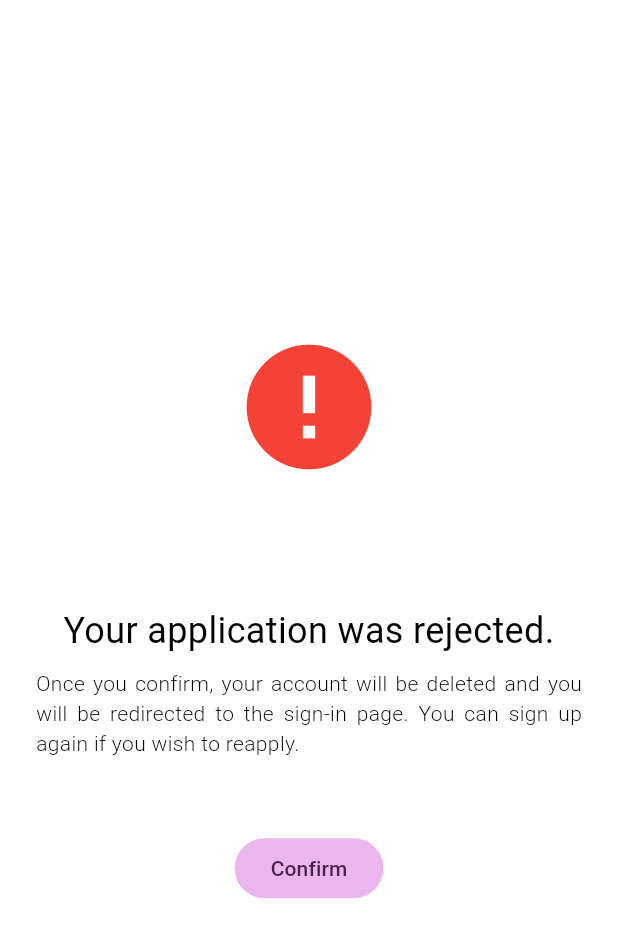
After one commit to sadgezy/cmsc23-project, a Flutter app: the OrgRejectedScreen screen opened directly, after a tap on "Confirm", on a phone screen of 412 x 824 dp. The commit adds this screen. Shown: the top 938 px of the screen. Run offline on Flutter 3.47's test engine with Material 3 defaults, Android fonts, the phone set to English and light mode, and no system bars; our stand-ins replace cloud_firestore, firebase_auth, firebase_core, firebase_storage, image_picker, qr_flutter and 1 more; missing offline and left inert: qr_bar_code_scanner_dialog; accounts and stored records are empty; network calls fail.

Commit message:
reject-org-v2

```diff
--- a/elbi_donation_system/lib/api/firebase_auth_api.dart
+++ b/elbi_donation_system/lib/api/firebase_auth_api.dart
@@ -16,6 +16,22 @@ class FirebaseAuthAPI {
 
   User? getUser() {
     return auth.currentUser;
+  }
+
+  Future<void> deleteAccount() async {
+    try {
+      await auth.currentUser?.delete();
+      print("Deleted Account");
+    } on FirebaseAuthException catch (e) {
+      if (e.code == 'requires-recent-login') {
+        throw Exception(
+            'The user must reauthenticate before this operation can be executed.');
+      } else {
+        throw Exception(e.message);
+      }
+    } catch (e) {
+      throw Exception(e.toString());
+    }
   }
 
   Future<String?> signUp(
--- a/elbi_donation_system/lib/api/firebase_donors_api.dart
+++ b/elbi_donation_system/lib/api/firebase_donors_api.dart
@@ -5,7 +5,7 @@ class FirebaseDonorsAPI {
 
   Future<String> deleteDonor(String? id) async {
     try {
-      await db.collection("donor_view").doc(id).delete();
+      await db.collection("users").doc(id).delete();
       return "Successfully deleted!";
     } on FirebaseException catch (e) {
       return "Error in ${e.code}: ${e.message}";
--- a/elbi_donation_system/lib/api/firebase_orgs_api.dart
+++ b/elbi_donation_system/lib/api/firebase_orgs_api.dart
@@ -14,10 +14,8 @@ class FirebaseOrgsAPI {
   }
 
   Future<String> getOrganizationId(String orgName) async {
-    final querySnapshot = await db
-        .collection("organizations")
-        .where("orgName", isEqualTo: orgName)
-        .get();
+    final querySnapshot =
+        await db.collection("organizations").where("orgName", isEqualTo: orgName).get();
 
     if (querySnapshot.docs.isNotEmpty) {
       return querySnapshot.docs.first.id;
@@ -27,8 +25,7 @@ class FirebaseOrgsAPI {
   }
 
   Future<DocumentSnapshot> getOrganizationById(String orgId) async {
-    DocumentSnapshot orgSnapshot =
-        await db.collection('organizations').doc(orgId).get();
+    DocumentSnapshot orgSnapshot = await db.collection('organizations').doc(orgId).get();
     if (orgSnapshot.exists) {
       return orgSnapshot;
     } else {
@@ -47,10 +44,8 @@ class FirebaseOrgsAPI {
   }
 
   Future<String> getOrgName(String orgId) async {
-    DocumentSnapshot orgSnapshot = await FirebaseFirestore.instance
-        .collection('organizations')
-        .doc(orgId)
-        .get();
+    DocumentSnapshot orgSnapshot =
+        await FirebaseFirestore.instance.collection('organizations').doc(orgId).get();
     if (orgSnapshot.exists) {
       var data = orgSnapshot.data() as Map<String, dynamic>?;
       if (data != null) {
@@ -109,8 +104,7 @@ class FirebaseOrgsAPI {
     }
   }
 
-  Future<List<String>> uploadProofPhotos(
-      String orgName, List<File> images) async {
+  Future<List<String>> uploadProofPhotos(String orgName, List<File> images) async {
     List<String> downloadUrls = [];
 
     for (var image in images) {
@@ -130,16 +124,14 @@ class FirebaseOrgsAPI {
 
   Future<String> uploadOrgLogo(File photo) async {
     try {
-      Reference storageReference = FirebaseStorage.instance
-          .ref()
-          .child('org_logos/${path.basename(photo.path)}');
+      Reference storageReference =
+          FirebaseStorage.instance.ref().child('org_logos/${path.basename(photo.path)}');
 
       UploadTask uploadTask = storageReference.putFile(photo);
       await uploadTask.whenComplete(() => null);
 
       // Get the gs path
-      String gsPath =
-          'gs://${storageReference.bucket}/${storageReference.fullPath}';
+      String gsPath = 'gs://${storageReference.bucket}/${storageReference.fullPath}';
 
       print('Photo uploaded');
       return gsPath;
@@ -161,8 +153,7 @@ class FirebaseOrgsAPI {
     }
   }
 
-  Future<void> deleteOrganization(
-      String orgId, String userId, String orgName) async {
+  Future<void> deleteOrganization(String orgId, String userId, String orgName) async {
     try {
       // Delete the organization
       await db.collection('organizations').doc(orgId).delete();
@@ -170,13 +161,12 @@ class FirebaseOrgsAPI {
 
       // Update the user's org_id
       await db.collection('users').doc(userId).update({
-        'org_id': '',
+        'org_id': 'rejected',
       });
       print('User org_id updated');
       // Delete the proof images folder
-      var proofFolder = FirebaseStorage.instance
-          .ref()
-          .child('org_applications/$orgName proof');
+      var proofFolder =
+          FirebaseStorage.instance.ref().child('org_applications/$orgName proof');
       var files = await proofFolder.listAll();
       for (var file in files.items) {
         await file.delete();
@@ -219,8 +209,7 @@ class FirebaseOrgsAPI {
 
   Future<List<String>> getProofPhotos(String applicationPath) async {
     try {
-      ListResult result =
-          await FirebaseStorage.instance.ref(applicationPath).listAll();
+      ListResult result = await FirebaseStorage.instance.ref(applicationPath).listAll();
 
       List<String> imageUrls = [];
       for (var ref in result.items) {
--- a/elbi_donation_system/lib/providers/orgs_provider.dart
+++ b/elbi_donation_system/lib/providers/orgs_provider.dart
@@ -53,8 +53,7 @@ class OrgsProvider extends ChangeNotifier {
 
   Future<bool> getIsVerified(String orgId) async {
     try {
-      DocumentSnapshot orgDocSnapshot =
-          await firebaseService.getOrganizationById(orgId);
+      DocumentSnapshot orgDocSnapshot = await firebaseService.getOrganizationById(orgId);
       return orgDocSnapshot['is_verified'] ?? false;
     } catch (e) {
       print('Caught an exception: $e');
@@ -62,8 +61,7 @@ class OrgsProvider extends ChangeNotifier {
     }
   }
 
-  Future<void> deleteOrganization(
-      String orgId, String userId, String orgName) async {
+  Future<void> deleteOrganization(String orgId, String userId, String orgName) async {
     try {
       await firebaseService.deleteOrganization(orgId, userId, orgName);
       print('Organization deleted and User org_id updated');
@@ -107,10 +105,8 @@ class OrgsProvider extends ChangeNotifier {
         .asyncMap(
       (snapshot) async {
         String orgId = snapshot.data()?['org_id'];
-        DocumentSnapshot orgSnapshot = await FirebaseFirestore.instance
-            .collection('organizations')
-            .doc(orgId)
-            .get();
+        DocumentSnapshot orgSnapshot =
+            await FirebaseFirestore.instance.collection('organizations').doc(orgId).get();
         return Organization.fromDocumentSnapshot(orgSnapshot);
       },
     );
@@ -129,9 +125,8 @@ class OrgsProvider extends ChangeNotifier {
         .collection('donations')
         .where('org_id', isEqualTo: orgId)
         .snapshots()
-        .map((snapshot) => snapshot.docs
-            .map((doc) => Donation.fromDocumentSnapshot(doc))
-            .toList());
+        .map((snapshot) =>
+            snapshot.docs.map((doc) => Donation.fromDocumentSnapshot(doc)).toList());
   }
 
   Future<Reference> createProofFolder(String orgName) async {
@@ -152,12 +147,12 @@ class OrgsProvider extends ChangeNotifier {
       return {
         'is_org': value['is_org'],
         'user_type': value['user_type'],
+        'org_id': value['org_id'],
       };
     });
   }
 
-  Future<void> updateOrgDetails(
-      String orgId, Map<String, dynamic> newDetails) async {
+  Future<void> updateOrgDetails(String orgId, Map<String, dynamic> newDetails) async {
     await db.collection('organizations').doc(orgId).update(newDetails);
   }
 
@@ -166,8 +161,7 @@ class OrgsProvider extends ChangeNotifier {
   }
 
   Future<String> uploadLogo(File logo, String orgName) async {
-    final logoRef =
-        FirebaseOrgsAPI.storage.ref().child('org_logos/${orgName}_logo');
+    final logoRef = FirebaseOrgsAPI.storage.ref().child('org_logos/${orgName}_logo');
     final logoUploadTask = logoRef.putFile(logo);
     final logoSnapshot = await logoUploadTask;
     final logoUrl = await logoSnapshot.ref.getDownloadURL();
@@ -175,13 +169,8 @@ class OrgsProvider extends ChangeNotifier {
     return logoUrl;
   }
 
-  Future<void> submitForm(
-      GlobalKey<FormState> formKey,
-      File? logo,
-      List<File>? proofImages,
-      String orgName,
-      String orgMotto,
-      String userId) async {
+  Future<void> submitForm(GlobalKey<FormState> formKey, File? logo,
+      List<File>? proofImages, String orgName, String orgMotto, String userId) async {
     if (formKey.currentState!.validate()) {
       if (logo != null && proofImages != null && proofImages.isNotEmpty) {
         // Upload logo
@@ -212,10 +201,8 @@ class OrgsProvider extends ChangeNotifier {
 
   Future<String> getUserName(String donorId) async {
     try {
-      var userDoc = await FirebaseFirestore.instance
-          .collection('users')
-          .doc(donorId)
-          .get();
+      var userDoc =
+          await FirebaseFirestore.instance.collection('users').doc(donorId).get();
       return userDoc.data()?['user_name'] ?? '';
     } catch (error) {
       print('Error fetching user name: $error');
--- a/elbi_donation_system/lib/providers/user_provider.dart
+++ b/elbi_donation_system/lib/providers/user_provider.dart
@@ -1,11 +1,15 @@
 import 'dart:io';
 
 import 'package:cloud_firestore/cloud_firestore.dart';
+import 'package:elbi_donation_system/api/firebase_auth_api.dart';
+import 'package:elbi_donation_system/api/firebase_donors_api.dart';
 import 'package:elbi_donation_system/api/firebase_orgs_api.dart';
 import 'package:flutter/material.dart';
 import 'package:image_picker/image_picker.dart';
 
 class UserProvider extends ChangeNotifier {
+  final FirebaseAuthAPI authService = FirebaseAuthAPI();
+  final FirebaseDonorsAPI donorsAPI = FirebaseDonorsAPI();
   final FirebaseFirestore db = FirebaseFirestore.instance;
   FirebaseOrgsAPI storage = FirebaseOrgsAPI();
   File? _image;
@@ -17,6 +21,13 @@ class UserProvider extends ChangeNotifier {
 
   Future<DocumentSnapshot> getOrgDetails(String orgId) async {
     return await db.collection('organizations').doc(orgId).get();
+  }
+
+  Future<void> deleteUserAndAccount() async {
+    String? userId = authService.auth.currentUser?.uid;
+    var dbmsg = await donorsAPI.deleteDonor(userId);
+    print(dbmsg);
+    await authService.deleteAccount();
   }
 
   Future<String> getImageUrl(String imagePath) async {
--- a/elbi_donation_system/lib/screens/adminpage_screen.dart
+++ b/elbi_donation_system/lib/screens/adminpage_screen.dart
@@ -154,9 +154,11 @@ class AdminScreen extends StatelessWidget {
                 } else if (snapshot.hasError) {
                   return const Center(child: Text('Error'));
                 } else {
-                  var docs =
-                      snapshot.data?.docs.where((doc) => doc['org_id'] != "").toList() ??
-                          [];
+                  var docs = snapshot.data?.docs
+                          .where(
+                              (doc) => doc['org_id'] != "" && doc['org_id'] != "rejected")
+                          .toList() ??
+                      [];
 
                   return ListView.builder(
                     shrinkWrap: true,
@@ -175,19 +177,7 @@ class AdminScreen extends StatelessWidget {
                           } else if (snapshot.hasError) {
                             return Text('Error: ${snapshot.error}');
                           } else {
-                            if (snapshot.data == true) {
-                              if (index == docs.length - 1) {
-                                return const Center(
-                                    child: Padding(
-                                        padding: EdgeInsets.all(8.0),
-                                        child: Text(
-                                          'Great! No pending organization applications.',
-                                          style: TextStyle(fontSize: 16),
-                                        )));
-                              } else {
-                                return Container(); // return an empty container for verified items
-                              }
-                            } else {
+                            if (snapshot.data == false) {
                               return InkWell(
                                 onTap: () {
                                   Navigator.push(
@@ -231,6 +221,7 @@ class AdminScreen extends StatelessWidget {
                               );
                             }
                           }
+                          return Container();
                         },
                       );
                     },
--- a/elbi_donation_system/lib/screens/homepage_screen.dart
+++ b/elbi_donation_system/lib/screens/homepage_screen.dart
@@ -2,6 +2,7 @@ import 'package:cloud_firestore/cloud_firestore.dart';
 import 'package:elbi_donation_system/custom_widgets/eds_drawer.dart';
 import 'package:elbi_donation_system/custom_widgets/eds_listtile.dart';
 import 'package:elbi_donation_system/providers/orgs_provider.dart';
+import 'package:elbi_donation_system/screens/org_rejected_screen.dart';
 import 'package:flutter/material.dart';
 import 'package:provider/provider.dart';
 import '../providers/auth_provider.dart';
@@ -63,13 +64,24 @@ class HomeScreen extends StatelessWidget {
                       if (snapshot.connectionState == ConnectionState.waiting) {
                         return const Center(child: CircularProgressIndicator());
                       } else if (snapshot.hasError) {
-                        return Text('Error: ${snapshot.error}');
-                      } else {
+                        return Text('Error here: ${snapshot.error}');
+                      }
+                      if (snapshot.data != null &&
+                          snapshot.data!.containsKey('is_org') &&
+                          snapshot.data!['is_org'] == true &&
+                          snapshot.data!.containsKey('user_type') &&
+                          snapshot.data!['user_type'] == 'donor') {
                         if (snapshot.data != null &&
-                            snapshot.data!.containsKey('is_org') &&
-                            snapshot.data!['is_org'] == true &&
-                            snapshot.data!.containsKey('user_type') &&
-                            snapshot.data!['user_type'] == 'donor') {
+                            snapshot.data!.containsKey('org_id') &&
+                            snapshot.data!['org_id'] == 'rejected') {
+                          WidgetsBinding.instance.addPostFrameCallback((_) {
+                            Navigator.of(context).pushReplacement(
+                              MaterialPageRoute(
+                                builder: (context) => const OrgRejectedScreen(),
+                              ),
+                            );
+                          });
+                        } else {
                           return Padding(
                             padding: const EdgeInsets.all(8.0),
                             child: Card(
@@ -86,10 +98,9 @@ class HomeScreen extends StatelessWidget {
                               ),
                             ),
                           );
-                        } else {
-                          return Container();
                         }
                       }
+                      return Container();
                     },
                   ),
                   Expanded(
--- /dev/null
+++ b/elbi_donation_system/lib/screens/org_rejected_screen.dart
@@ -0,0 +1,64 @@
+import 'package:elbi_donation_system/providers/auth_provider.dart';
+import 'package:elbi_donation_system/providers/user_provider.dart';
+import 'package:flutter/material.dart';
+import 'package:provider/provider.dart';
+
+class OrgRejectedScreen extends StatelessWidget {
+  const OrgRejectedScreen({super.key});
+
+  @override
+  Widget build(BuildContext context) {
+    return Scaffold(
+        body: Container(
+      color: Colors.white,
+      child: Center(
+        child: Padding(
+          padding: const EdgeInsets.all(16.0),
+          child: Column(
+            mainAxisAlignment: MainAxisAlignment.center,
+            children: [
+              const Icon(Icons.error_outlined, color: Colors.red, size: 100),
+              SizedBox(height: MediaQuery.of(context).size.height * 0.1),
+              const Text(
+                "Your application was rejected.",
+                style: TextStyle(
+                    color: Colors.black, fontSize: 24, fontWeight: FontWeight.normal),
+                textAlign: TextAlign.center,
+              ),
+              const Padding(
+                padding: EdgeInsets.all(8.0),
+                child: Text(
+                  "Once you confirm, your account will be deleted and you will be redirected to the sign-in page. You can sign up again if you wish to reapply.",
+                  style: TextStyle(
+                    color: Colors.black,
+                    fontWeight: FontWeight.w300,
+                  ),
+                  textAlign: TextAlign.justify,
+                ),
+              ),
+              SizedBox(height: MediaQuery.of(context).size.height * 0.05),
+              FilledButton(
+                style: FilledButton.styleFrom(
+                  shape: RoundedRectangleBorder(
+                    borderRadius: BorderRadius.circular(30),
+                  ),
+                ),
+                onPressed: () async {
+                  try {
+                    await Provider.of<UserProvider>(context, listen: false)
+                        .deleteUserAndAccount();
+                    await context.read<UserAuthProvider>().signOut();
+                    Navigator.of(context).pushNamedAndRemoveUntil('/', (route) => false);
+                  } catch (e) {
+                    print('Failed to delete user and account: $e');
+                  }
+                },
+                child: const Text('Confirm'),
+              ),
+            ],
+          ),
+        ),
+      ),
+    ));
+  }
+}
--- a/elbi_donation_system/lib/screens/signuporg_screen.dart
+++ b/elbi_donation_system/lib/screens/signuporg_screen.dart
@@ -177,7 +177,8 @@ class SignUpOrgScreenState extends State<SignUpOrgScreen> {
                       ),
                       const SizedBox(height: 24),
                       FilledButton(
-                        onPressed: () async {
+                        onPressed: (_images != null && _images!.isNotEmpty)
+                            ? () async {
                                 setState(() {
                                   _isLoading = true;
                                 });
@@ -194,7 +195,8 @@ class SignUpOrgScreenState extends State<SignUpOrgScreen> {
                                   _isLoading = false;
                                 });
                                 Navigator.pop(context);
-                        },
+                              }
+                            : null,
                         child: const Text('Submit'),
                       ),
                     ],
```
Lines whose indentation alone changed are shown as unchanged.
